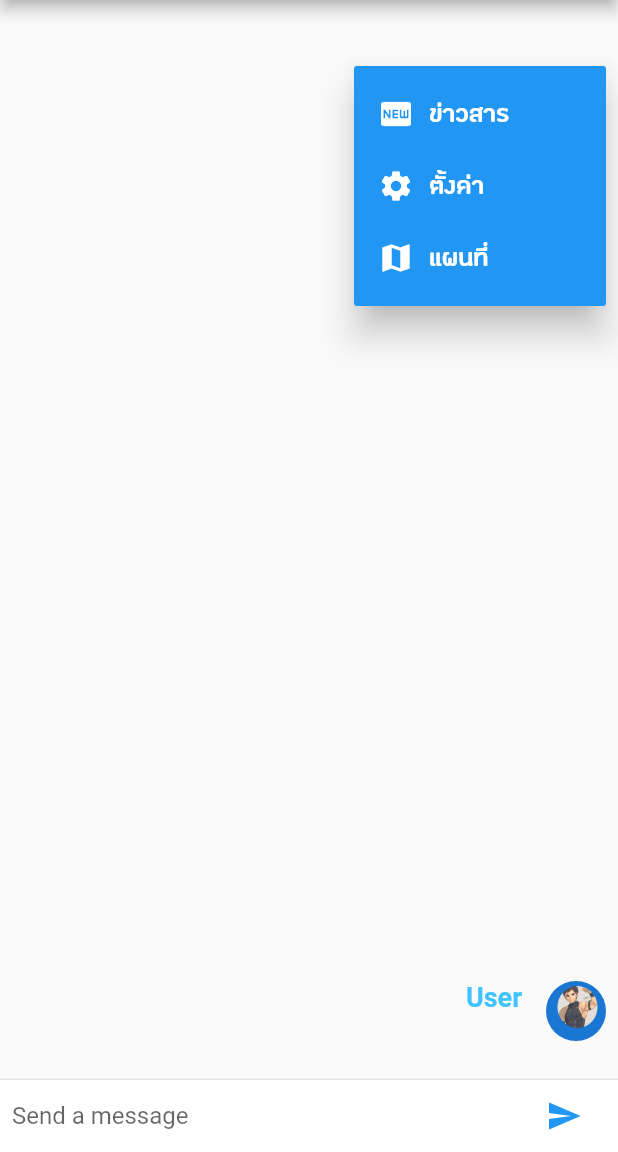
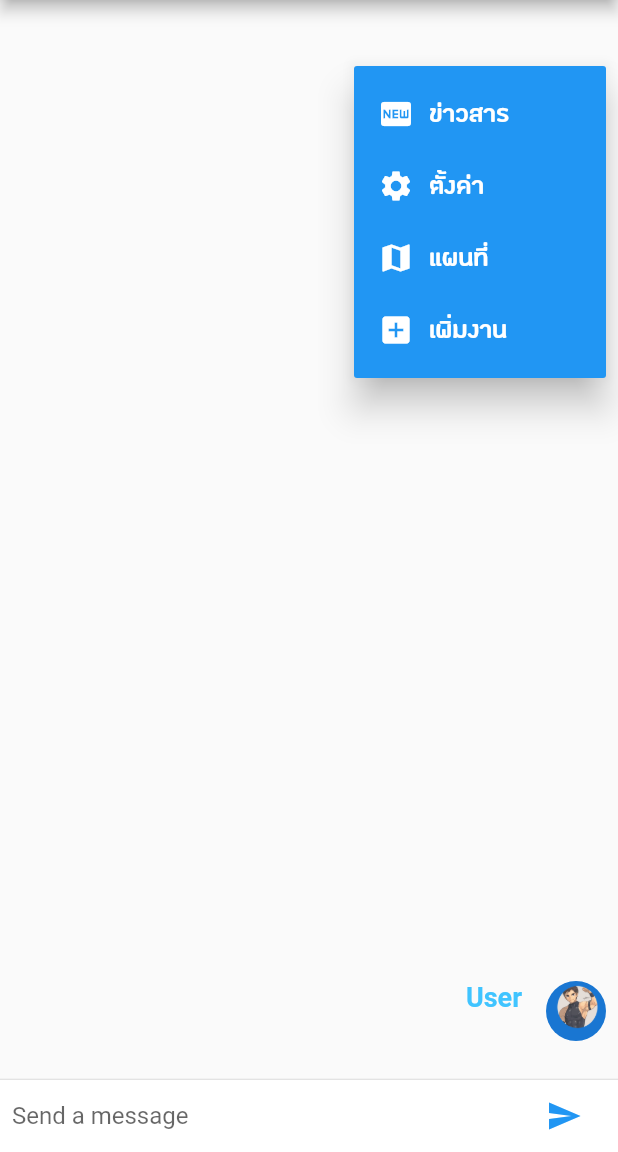
Before and after one commit to PawaOx4th/BaibuaChatbot, a Flutter app: the screen it shows once a user with an empty profile is signed in, after a tap on the "send" icon, after a tap on the "keyboard arrow down" icon, on a phone screen of 412 x 824 dp, the part 84-1236 px from its top. Run offline on Flutter 3.47's test engine with Material 2 defaults, Android fonts, the phone set to English and light mode, and no system bars; our stand-ins replace firebase_auth; missing offline and left inert: flutter_dialogflow; accounts and stored records are empty.

Commit message:
+ add PopupMenu  "Add work"

```diff
--- a/baibuaapp/lib/screens/baibuaChatroom.dart
+++ b/baibuaapp/lib/screens/baibuaChatroom.dart
@@ -172,6 +172,30 @@ class _HomePageDialogflowV2 extends State<ChatroomBaibua> {
                     ],
                   ),
                 ),
+                PopupMenuItem(
+                  //** value => 'routes/...' **//
+                  value: '/emty-page',
+                  child: Row(
+                    children: <Widget>[
+                      Padding(
+                        padding: const EdgeInsets.only(right: 10),
+                        child: Icon(
+                          Icons.add_box,
+                          color: Colors.white,
+                        ),
+                      ),
+                      Text(
+                        "เพิ่มงาน",
+                        style: TextStyle(
+                          fontFamily: 'FC Lamoon',
+                          fontWeight: FontWeight.bold,
+                          fontSize: 22,
+                          color: Colors.white,
+                        ),
+                      )
+                    ],
+                  ),
+                ),
               ];
             },
           ),
```
